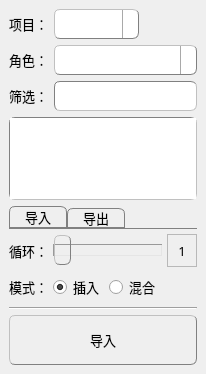
Old version of the form commons/ui/motionLib.ui in the repository lonegather/Barbarian.
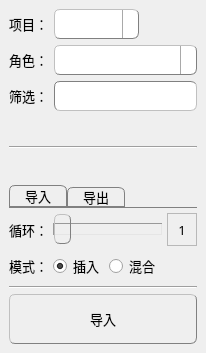
New version of the form. Icons and pictures are not drawn.

The edit to the form file:
```diff
--- a/commons/ui/motionLib.ui
+++ b/commons/ui/motionLib.ui
@@ -7,7 +7,7 @@
     <x>0</x>
     <y>0</y>
     <width>206</width>
-    <height>374</height>
+    <height>353</height>
    </rect>
   </property>
   <property name="font">
@@ -160,7 +160,7 @@
     selection-background-color: purple;
 }
 
-QPushButton{
+QPushButton#motionLibBtnImport,QPushButton#motionLibBtnExport{
 	background-color: qlineargradient(spread:pad, x1:0, y1:0, x2:0, y2:1, 
                                       stop:0 rgba(150, 150, 150, 255),
 									  stop:0.48 rgba(80, 80, 80, 255), 
@@ -301,19 +301,37 @@
      </layout>
     </item>
     <item>
-     <widget class="QListWidget" name="motionLibLVImport">
-      <property name="font">
-       <font>
-        <family>微软雅黑</family>
-        <pointsize>10</pointsize>
-       </font>
+     <widget class="QFrame" name="frame">
+      <property name="minimumSize">
+       <size>
+        <width>0</width>
+        <height>50</height>
+       </size>
       </property>
       <property name="frameShape">
-       <enum>QFrame::StyledPanel</enum>
+       <enum>QFrame::NoFrame</enum>
       </property>
-      <property name="autoScrollMargin">
-       <number>17</number>
+      <property name="frameShadow">
+       <enum>QFrame::Plain</enum>
       </property>
+      <property name="lineWidth">
+       <number>0</number>
+      </property>
+      <layout class="QVBoxLayout" name="motionLibMayaControlLocator">
+       <property name="spacing">
+        <number>0</number>
+       </property>
+       <property name="margin">
+        <number>0</number>
+       </property>
+       <item>
+        <widget class="Line" name="line_3">
+         <property name="orientation">
+          <enum>Qt::Horizontal</enum>
+         </property>
+        </widget>
+       </item>
+      </layout>
      </widget>
     </item>
     <item>
```
Left out of the diff: 4 changed lines with no effect on the pictures.
